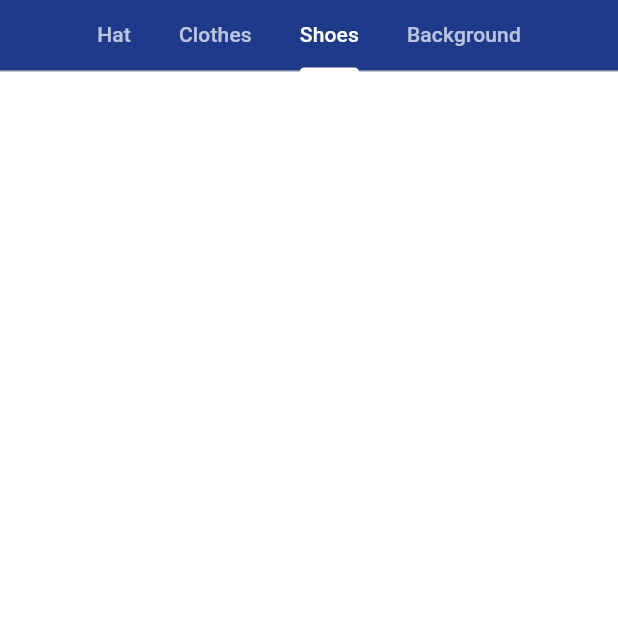
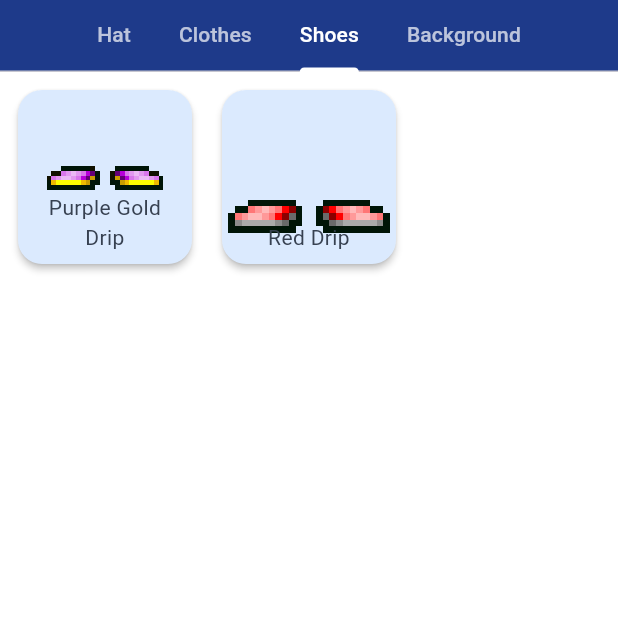
Before and after one commit to wkeav/Pocket_Penguin, a Flutter app: the WardrobeScreen screen opened directly with empty values, tab 3 chosen, on a phone screen of 412 x 824 dp, the top half of it. Run offline on Flutter 3.47's test engine with Material 3 defaults, Android fonts, the phone set to English and light mode, and no system bars; our stand-ins replace awesome_notifications, shared_preferences; accounts and stored records are empty.

```diff
--- a/frontend/pocket_penguin_app/lib/screens/gamebox.dart
+++ b/frontend/pocket_penguin_app/lib/screens/gamebox.dart
@@ -76,12 +76,12 @@ class GameBoxState extends State<GameBox> {
               if (_clothes != 'none')
                 Transform.scale(
                   scale: 3.5,
-                  child: Image.asset('images/clothes/$_hat.png', isAntiAlias: false, filterQuality: FilterQuality.none)
+                  child: Image.asset('images/clothes/$_clothes.png', isAntiAlias: false, filterQuality: FilterQuality.none)
                 ),
               if (_shoes != 'none')
                 Transform.scale(
                   scale: 3.5,
-                  child: Image.asset('images/shoes/$_hat.png', isAntiAlias: false, filterQuality: FilterQuality.none)
+                  child: Image.asset('images/shoes/$_shoes.png', isAntiAlias: false, filterQuality: FilterQuality.none)
                 ),
             ])));
   }
--- a/frontend/pocket_penguin_app/lib/screens/wardrobe_screen.dart
+++ b/frontend/pocket_penguin_app/lib/screens/wardrobe_screen.dart
@@ -49,16 +49,43 @@ class WardrobeScreen extends StatelessWidget {
       case 'Clothes':
         return [
           WardrobeItem(
-            name: 'Blue Striped Shirt',
+            name: 'Red Bib',
             category: 'Clothes',
-            fileName: 'pockp_blue_striped_shirt',
-            imagePath: 'images/clothes/pockp_blue_striped_shirt.png',
+            fileName: 'pockp_bib_red',
+            imagePath: 'images/clothes/pockp_bib_red.png',
           ),
           WardrobeItem(
-            name: 'Red Overalls',
+            name: 'Red Bowtie',
             category: 'Clothes',
-            fileName: 'pockp_red_overalls',
-            imagePath: 'images/clothes/pockp_red_overalls.png',
+            fileName: 'pockp_bowtie_red',
+            imagePath: 'images/clothes/pockp_bowtie_red.png',
+          ),
+          WardrobeItem(
+            name: 'Red Shirt',
+            category: 'Clothes',
+            fileName: 'pockp_shirt_red',
+            imagePath: 'images/clothes/pockp_shirt_red.png',
+          ),
+          WardrobeItem(
+            name: 'Striped Red Shirt',
+            category: 'Clothes',
+            fileName: 'pockp_striped_shirt_red',
+            imagePath: 'images/clothes/pockp_striped_shirt_red.png',
+          )
+        ];
+      case 'Shoes':
+        return [
+          WardrobeItem(
+            name: 'Purple Gold Drip',
+            category: 'Shoes',
+            fileName: 'pockp_drip_purple_gold',
+            imagePath: 'images/shoes/pockp_drip_purple_gold.png',
+          ),
+          WardrobeItem(
+            name: 'Red Drip',
+            category: 'Shoes',
+            fileName: 'pockp_drip_red',
+            imagePath: 'images/shoes/pockp_drip_red.png',
           )
         ];
       default:
@@ -158,9 +185,13 @@ class _ItemGrid extends StatelessWidget {
         ),
         itemBuilder: (context, index) {
           final item = items[index];
-
+          final offset =
+            category == 'Hat' ? const Offset(0, 32)
+          : category == 'Clothes' ? const Offset(0, 0)
+          : category == 'Shoes' ? const Offset(0, -16)
+          : Offset.zero;
           return GestureDetector(
-            onTap: () => onItemSelected(category, item.fileName),
+            onTap: () => onItemSelected(item.category, item.fileName),
             child: Card(
               shape: RoundedRectangleBorder(
                 borderRadius: BorderRadius.circular(16),
@@ -173,7 +204,7 @@ class _ItemGrid extends StatelessWidget {
                   children: [
                     Expanded(
                       child: Transform.translate(
-                        offset: const Offset(0, 32),
+                        offset: offset,
                         child: Transform.scale(
                           scale: 2,
                           child: Image.asset(
--- a/frontend/pocket_penguin_app/pubspec.yaml
+++ b/frontend/pocket_penguin_app/pubspec.yaml
@@ -73,6 +73,7 @@ flutter:
     - images/icons/
     - images/hats/
     - images/clothes/
+    - images/shoes/
 
   # An image asset can refer to one or more resolution-specific "variants", see
   # https://flutter.dev/assets-and-images/#resolution-aware
```
